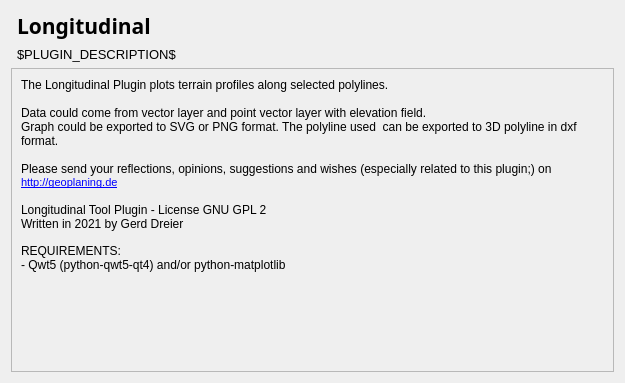
Before: the Qt Designer form tools/about.ui in Amphibitus/longitudinal, drawn with Qt 5.
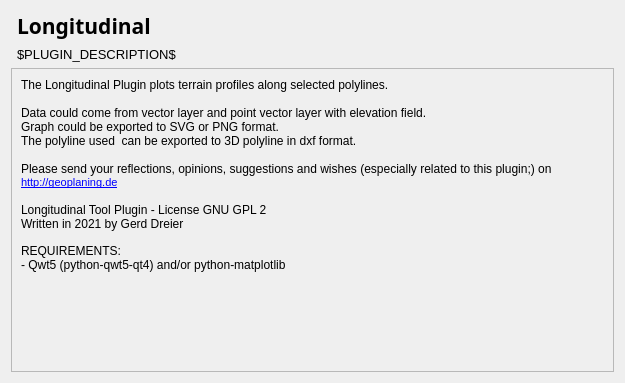
After: the same form once the commit is applied.

```diff
--- a/tools/about.ui
+++ b/tools/about.ui
@@ -102,10 +102,11 @@
 &lt;p style=&quot; margin-top:0px; margin-bottom:0px; margin-left:0px; margin-right:0px; -qt-block-indent:0; text-indent:0px;&quot;&gt;&lt;span style=&quot; font-family:'Sans Serif'; font-size:9pt;&quot;&gt;The Longitudinal Plugin plots terrain profiles along selected polylines.&lt;/span&gt;&lt;/p&gt;
 &lt;p style=&quot;-qt-paragraph-type:empty; margin-top:0px; margin-bottom:0px; margin-left:0px; margin-right:0px; -qt-block-indent:0; text-indent:0px; font-family:'Sans Serif'; font-size:9pt;&quot;&gt;&lt;br /&gt;&lt;/p&gt;
 &lt;p style=&quot; margin-top:0px; margin-bottom:0px; margin-left:0px; margin-right:0px; -qt-block-indent:0; text-indent:0px;&quot;&gt;&lt;span style=&quot; font-family:'Sans Serif'; font-size:9pt;&quot;&gt;Data could come from vector layer and point vector layer with elevation field.&lt;/span&gt;&lt;/p&gt;
-&lt;p style=&quot; margin-top:0px; margin-bottom:0px; margin-left:0px; margin-right:0px; -qt-block-indent:0; text-indent:0px;&quot;&gt;&lt;span style=&quot; font-family:'Sans Serif'; font-size:9pt;&quot;&gt;Graph could be exported to SVG or PNG format. The polyline used  can be exported to 3D polyline in dxf format.&lt;/span&gt;&lt;/p&gt;
+&lt;p style=&quot; margin-top:0px; margin-bottom:0px; margin-left:0px; margin-right:0px; -qt-block-indent:0; text-indent:0px;&quot;&gt;&lt;span style=&quot; font-family:'Sans Serif'; font-size:9pt;&quot;&gt;Graph could be exported to SVG or PNG format. &lt;/span&gt;&lt;/p&gt;
+&lt;p style=&quot; margin-top:0px; margin-bottom:0px; margin-left:0px; margin-right:0px; -qt-block-indent:0; text-indent:0px;&quot;&gt;&lt;span style=&quot; font-family:'Sans Serif'; font-size:9pt;&quot;&gt;The polyline used  can be exported to 3D polyline in dxf format.&lt;/span&gt;&lt;/p&gt;
 &lt;p style=&quot;-qt-paragraph-type:empty; margin-top:0px; margin-bottom:0px; margin-left:0px; margin-right:0px; -qt-block-indent:0; text-indent:0px; font-family:'Sans Serif'; font-size:9pt;&quot;&gt;&lt;br /&gt;&lt;/p&gt;
 &lt;p style=&quot; margin-top:0px; margin-bottom:0px; margin-left:0px; margin-right:0px; -qt-block-indent:0; text-indent:0px;&quot;&gt;&lt;span style=&quot; font-family:'Sans Serif'; font-size:9pt;&quot;&gt;Please send your reflections, opinions, suggestions and wishes (especially related to this plugin;) on&lt;/span&gt;&lt;/p&gt;
-&lt;p style=&quot; margin-top:0px; margin-bottom:0px; margin-left:0px; margin-right:0px; -qt-block-indent:0; text-indent:0px;&quot;&gt;&lt;a href=&quot;https://github.com/etiennesky/profiletool/issues&quot;&gt;&lt;span style=&quot; text-decoration: underline; color:#0000ff;&quot;&gt;http://geoplaning.de&lt;/span&gt;&lt;/a&gt;&lt;/p&gt;
+&lt;p style=&quot; margin-top:0px; margin-bottom:0px; margin-left:0px; margin-right:0px; -qt-block-indent:0; text-indent:0px;&quot;&gt;&lt;a href=&quot;https://github.com/Amphibitus/longitudinal/issues&quot;&gt;&lt;span style=&quot; text-decoration: underline; color:#0000ff;&quot;&gt;http://geoplaning.de&lt;/span&gt;&lt;/a&gt;&lt;/p&gt;
 &lt;p style=&quot;-qt-paragraph-type:empty; margin-top:0px; margin-bottom:0px; margin-left:0px; margin-right:0px; -qt-block-indent:0; text-indent:0px; font-family:'Sans'; font-size:9pt;&quot;&gt;&lt;br /&gt;&lt;/p&gt;
 &lt;p style=&quot; margin-top:0px; margin-bottom:0px; margin-left:0px; margin-right:0px; -qt-block-indent:0; text-indent:0px;&quot;&gt;&lt;span style=&quot; font-family:'Sans Serif'; font-size:9pt;&quot;&gt;Longitudinal Tool Plugin - License GNU GPL 2&lt;/span&gt;&lt;/p&gt;
 &lt;p style=&quot; margin-top:0px; margin-bottom:0px; margin-left:0px; margin-right:0px; -qt-block-indent:0; text-indent:0px;&quot;&gt;&lt;span style=&quot; font-family:'Sans Serif'; font-size:9pt;&quot;&gt;Written in 2021 by Gerd Dreier&lt;/span&gt;&lt;/p&gt;
```
